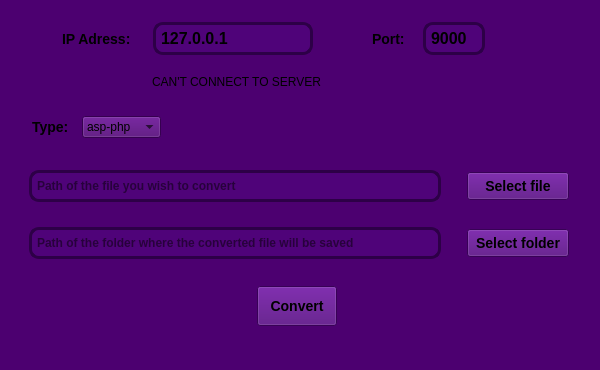
The window that clientUI/mainwindow.ui (Claudiu2222/Document-Casting-app) describes before a commit, drawn with Qt 5.
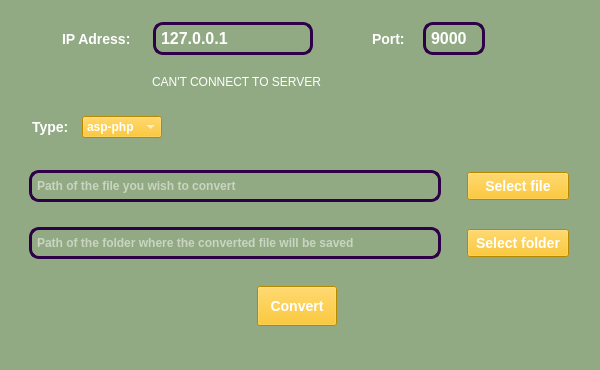
The same window after the commit.

```diff
--- a/clientUI/mainwindow.ui
+++ b/clientUI/mainwindow.ui
@@ -25,6 +25,9 @@
   <property name="windowTitle">
    <string>MainWindow</string>
   </property>
+  <property name="styleSheet">
+   <string notr="true">color:white;</string>
+  </property>
   <widget class="QWidget" name="centralwidget">
    <property name="minimumSize">
     <size>
@@ -39,7 +42,7 @@
     </size>
    </property>
    <property name="styleSheet">
-    <string notr="true">background-color:#4C0070;</string>
+    <string notr="true">background-color:#92AA83;</string>
    </property>
    <layout class="QGridLayout" name="gridLayout_2">
     <item row="2" column="0">
@@ -152,7 +155,7 @@
     min-height:20px;
 	max-width:400px;
     padding:3px;
-	background-color: rgb(79, 3, 121);
+background-color:#92AA83;
 qproperty-alignment: AlignCenter;}
 </string>
         </property>
@@ -167,7 +170,7 @@
          <string notr="true">
 QPushButton
 { font: bold 14px;
-background-color:rgb(79, 3, 121);
+background-color:#FFBF00;
 max-width:100px;
 min-height:20px;
 
@@ -254,7 +257,7 @@
     min-height:20px;
 	max-width:110px;
     padding:3px;
-	background-color: rgb(79, 3, 121);
+background-color:#92AA83;
 qproperty-alignment: AlignCenter;}
 QLineEdit:hover
 {
@@ -315,15 +318,13 @@
     font: bold 16px;
     min-height:20px;
 	max-width:50px;
-    padding:3px;
-	background-color: rgb(79, 3, 121);
+    padding:3px;background-color:#92AA83;
 qproperty-alignment: AlignCenter;}
 QLineEdit:hover
 {
     border-color: white;
 }
-QLineEdit:focus{
-background-color:rgb(133, 3, 205);}</string>
+</string>
             </property>
             <property name="text">
              <string>9000</string>
@@ -437,7 +438,7 @@
     min-height:20px;
 	max-width:400px;
     padding:3px;
-	background-color: rgb(79, 3, 121);
+background-color:#92AA83;
 qproperty-alignment: AlignCenter;}
 </string>
         </property>
@@ -452,7 +453,7 @@
          <string notr="true">
 QPushButton
 { font: bold 14px;
-background-color:rgb(79, 3, 121);
+background-color:#FFBF00;
 max-width:100px;
 min-height:20px;
 
@@ -505,6 +506,15 @@
       </item>
       <item>
        <widget class="QComboBox" name="selectTypeBox">
+        <property name="styleSheet">
+         <string notr="true">QComboBox{
+background-color:#FFBF00;
+font: bold;
+selection-background-color:#FFBF00}
+QComboBox::hover{
+background-color:#FF7000;
+}</string>
+        </property>
         <property name="placeholderText">
          <string/>
         </property>
@@ -684,11 +694,16 @@
          <string notr="true">
 QPushButton
 { font: bold 14px;
-background-color:rgb(79, 3, 121)
+background-color:#FFBF00;
 }
 QPushButton:hover
 { font: bold 14px;
-background-color:rgb(133, 3, 205)
+background-color:#FF7000;
+}
+QPushButton:disabled{
+
+	background-color: rgb(186, 189, 182);
+
 }</string>
         </property>
         <property name="text">
```
Left out of the diff: 7 changed lines with no effect on the pictures.
